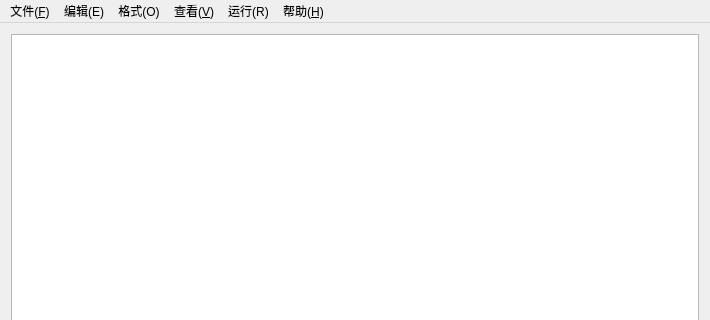
The window that MicrologicIDE.ui (labbish/MicrologicIDE) describes before a commit, drawn with Qt 5; both pictures show x 0 to 710 and y 0 to 320 of the 710 by 577 pixel window.
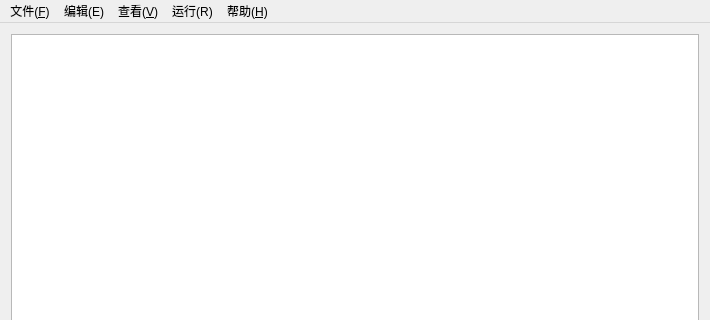
The same window after the commit. Icons and pictures are not drawn.

What changed in the file:
```diff
--- a/MicrologicIDE.ui
+++ b/MicrologicIDE.ui
@@ -54,13 +54,6 @@
     <addaction name="selectAllAction"/>
     <addaction name="dateAction"/>
    </widget>
-   <widget class="QMenu" name="menu_O">
-    <property name="title">
-     <string>格式(O)</string>
-    </property>
-    <addaction name="fontAction"/>
-    <addaction name="colorAction"/>
-   </widget>
    <widget class="QMenu" name="menu_V">
     <property name="title">
      <string>查看(&amp;V)</string>
@@ -82,7 +75,6 @@
    </widget>
    <addaction name="menu_F"/>
    <addaction name="menu_E"/>
-   <addaction name="menu_O"/>
    <addaction name="menu_V"/>
    <addaction name="menu_F5"/>
    <addaction name="menu_H"/>
```
